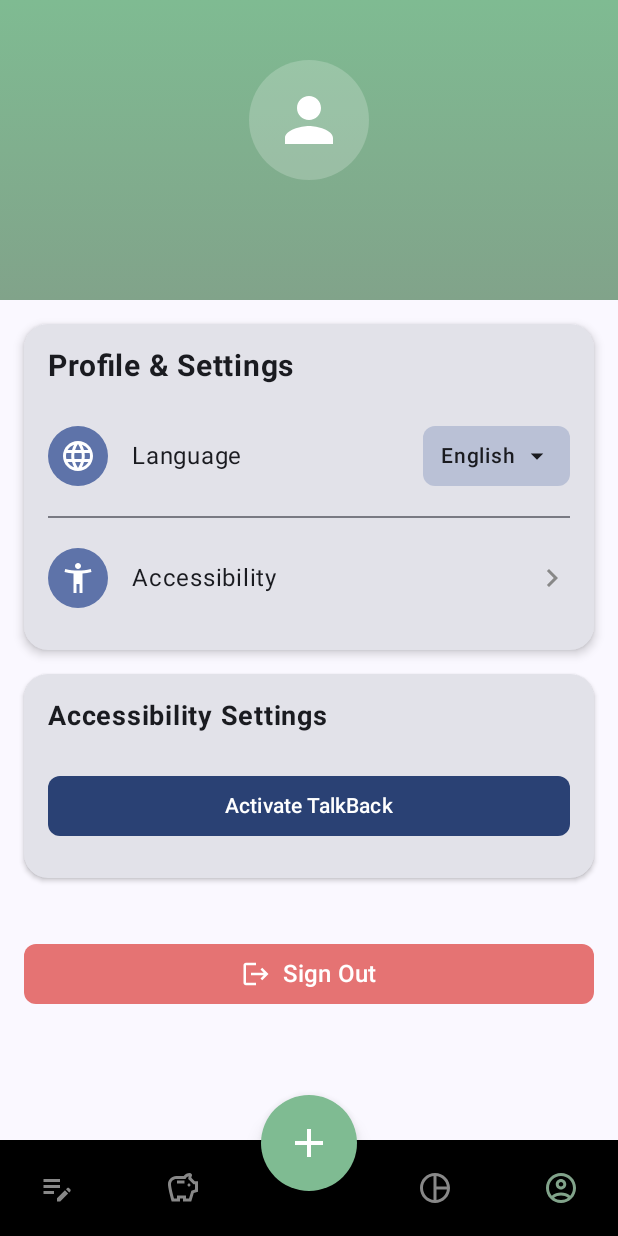
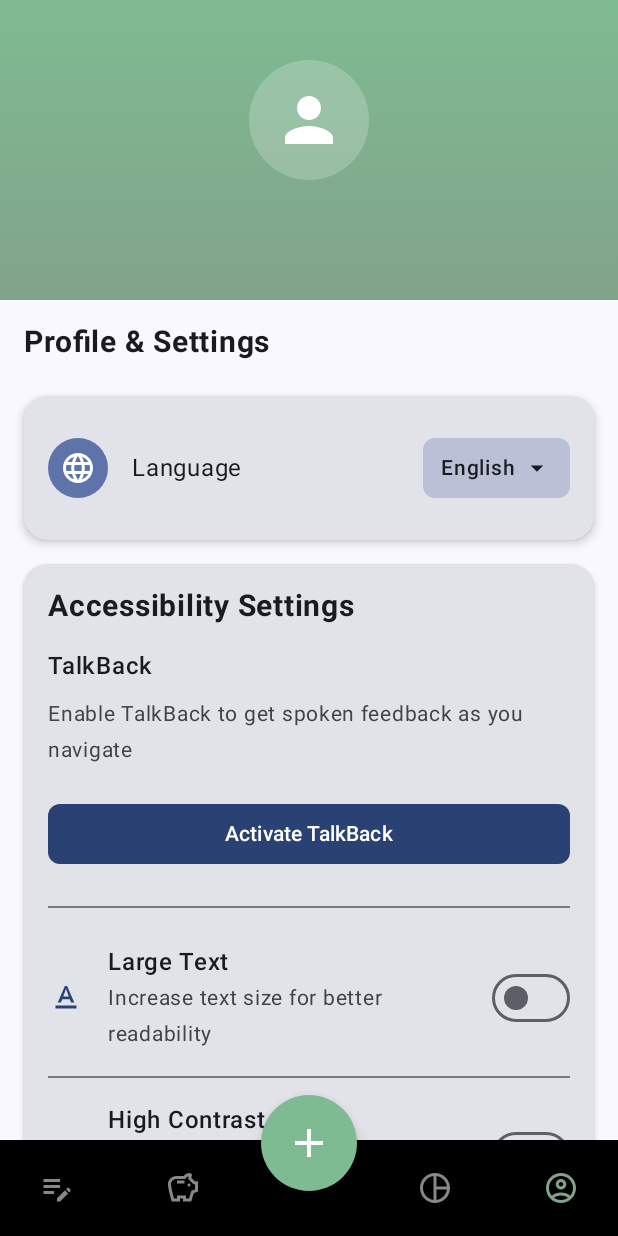
Before and after one commit to Aditya-Kumar-33/MoneyMind, an Android app built with Jetpack Compose: the ProfilePage screen opened through its navigation route, on a phone screen of 412 x 824 dp. Run offline under Robolectric (Android 15) with nearby library versions, the phone set to English and light mode, and no system bars; our stand-ins replace Firebase (no records; nobody signed in at launch, a user with empty details on screens opened directly), Room's generated code, livedata-compose.

Commit message:
Move Profile & Settings heading outside of Language card to better represent hierarchical structure

```diff
--- a/app/src/main/java/com/example/moneymind/pages/ProfilePage.kt
+++ b/app/src/main/java/com/example/moneymind/pages/ProfilePage.kt
@@ -27,6 +27,8 @@ import androidx.compose.material.icons.filled.Edit
 import androidx.compose.material.icons.filled.Language
 import androidx.compose.material.icons.filled.Logout
 import androidx.compose.material.icons.filled.Person
+import androidx.compose.material.icons.filled.TextFormat
+import androidx.compose.material.icons.filled.Contrast
 import androidx.compose.material3.Button
 import androidx.compose.material3.ButtonDefaults
 import androidx.compose.material3.Card
@@ -41,6 +43,7 @@ import androidx.compose.material3.Icon
 import androidx.compose.material3.MaterialTheme
 import androidx.compose.material3.MenuDefaults
 import androidx.compose.material3.OutlinedButton
+import androidx.compose.material3.Switch
 import androidx.compose.material3.Text
 import androidx.compose.material3.TextField
 import androidx.compose.runtime.Composable
@@ -65,7 +68,6 @@ import androidx.compose.ui.unit.sp
 import androidx.navigation.NavController
 import com.example.moneymind.AuthViewModel
 import com.example.moneymind.R
-import com.example.moneymind.ACCESSIBILITY_SETTINGS_ROUTE
 import com.example.moneymind.accessibility.AccessibilityViewModel
 import com.example.moneymind.accessibility.TalkBackButton
 import com.example.moneymind.language.AppLanguage
@@ -139,50 +141,41 @@ fun ProfilePage(
                 }
             }
 
-            // Settings section
+            // Profile & Settings heading outside any card
+            Text(
+                text = stringResource(id = R.string.profile_title),
+                fontWeight = FontWeight.Bold,
+                fontSize = 20.sp,
+                modifier = Modifier
+                    .padding(horizontal = 16.dp, vertical = 16.dp)
+                    .accessibilityHeading()
+            )
+
+            // Language section
+            if (languageViewModel != null) {
                 Card(
                     modifier = Modifier
                         .fillMaxWidth()
-                    .padding(16.dp),
+                        .padding(horizontal = 16.dp, vertical = 8.dp),
                     elevation = CardDefaults.cardElevation(defaultElevation = 4.dp),
                     shape = RoundedCornerShape(16.dp)
                 ) {
                     Column(
                         modifier = Modifier.padding(16.dp)
                     ) {
-                    Text(
-                        text = stringResource(id = R.string.profile_title),
-                        fontWeight = FontWeight.Bold,
-                        fontSize = 20.sp,
-                        modifier = Modifier
-                            .padding(bottom = 16.dp)
-                            .accessibilityHeading()
-                    )
-
-                    // Language dropdown
-                    if (languageViewModel != null) {
                         LanguageSelector(languageViewModel = languageViewModel)
                     }
-
-                    Divider(modifier = Modifier.padding(vertical = 8.dp))
-
-                    // Accessibility settings
-                    SettingsItem(
-                        icon = Icons.Default.AccessibilityNew,
-                        title = stringResource(id = R.string.profile_accessibility),
-                        onClick = {
-                            navController.navigate(ACCESSIBILITY_SETTINGS_ROUTE)
-                        }
-                    )
                 }
             }
 
-            // TalkBack button (direct access)
+            // Accessibility Settings section
             if (accessibilityViewModel != null) {
+                val accessibilitySettings by accessibilityViewModel.settings.collectAsState()
+
                 Card(
                     modifier = Modifier
                         .fillMaxWidth()
-                        .padding(horizontal = 16.dp),
+                        .padding(horizontal = 16.dp, vertical = 8.dp),
                     elevation = CardDefaults.cardElevation(defaultElevation = 2.dp),
                     shape = RoundedCornerShape(16.dp)
                 ) {
@@ -192,16 +185,117 @@ fun ProfilePage(
                         Text(
                             text = stringResource(id = R.string.accessibility_title),
                             fontWeight = FontWeight.Bold,
-                            fontSize = 18.sp,
+                            fontSize = 20.sp,
                             modifier = Modifier
                                 .padding(bottom = 16.dp)
                                 .accessibilityHeading()
+                        )
+
+                        // TalkBack button
+                        Text(
+                            text = "TalkBack",
+                            fontWeight = FontWeight.Medium,
+                            fontSize = 16.sp,
+                            modifier = Modifier.padding(bottom = 8.dp)
+                        )
+
+                        Text(
+                            text = "Enable TalkBack to get spoken feedback as you navigate",
+                            fontSize = 14.sp,
+                            color = MaterialTheme.colorScheme.onSurfaceVariant,
+                            modifier = Modifier.padding(bottom = 12.dp)
                         )
 
                         TalkBackButton(
                             modifier = Modifier.fillMaxWidth(),
                             backgroundColor = MaterialTheme.colorScheme.primary
                         )
+
+                        Divider(modifier = Modifier.padding(vertical = 16.dp))
+
+                        // Large Text toggle
+                        Row(
+                            verticalAlignment = Alignment.CenterVertically,
+                            modifier = Modifier
+                                .fillMaxWidth()
+                                .padding(vertical = 8.dp)
+                                .semantics {
+                                    contentDescription = "Large text mode is ${if (accessibilitySettings.largeTextEnabled) "enabled" else "disabled"}"
+                                }
+                        ) {
+                            Icon(
+                                imageVector = Icons.Default.TextFormat,
+                                contentDescription = null,
+                                tint = MaterialTheme.colorScheme.primary,
+                                modifier = Modifier.size(24.dp)
+                            )
+
+                            Column(
+                                modifier = Modifier
+                                    .weight(1f)
+                                    .padding(horizontal = 16.dp)
+                            ) {
+                                Text(
+                                    text = stringResource(id = R.string.large_text),
+                                    fontWeight = FontWeight.Medium,
+                                    fontSize = 16.sp
+                                )
+
+                                Text(
+                                    text = "Increase text size for better readability",
+                                    fontSize = 14.sp,
+                                    color = MaterialTheme.colorScheme.onSurfaceVariant
+                                )
+                            }
+
+                            Switch(
+                                checked = accessibilitySettings.largeTextEnabled,
+                                onCheckedChange = { accessibilityViewModel.setLargeTextEnabled(it) }
+                            )
+                        }
+
+                        Divider(modifier = Modifier.padding(vertical = 8.dp))
+
+                        // High Contrast toggle
+                        Row(
+                            verticalAlignment = Alignment.CenterVertically,
+                            modifier = Modifier
+                                .fillMaxWidth()
+                                .padding(vertical = 8.dp)
+                                .semantics {
+                                    contentDescription = "High contrast mode is ${if (accessibilitySettings.highContrastEnabled) "enabled" else "disabled"}"
+                                }
+                        ) {
+                            Icon(
+                                imageVector = Icons.Default.Contrast,
+                                contentDescription = null,
+                                tint = MaterialTheme.colorScheme.primary,
+                                modifier = Modifier.size(24.dp)
+                            )
+
+                            Column(
+                                modifier = Modifier
+                                    .weight(1f)
+                                    .padding(horizontal = 16.dp)
+                            ) {
+                                Text(
+                                    text = stringResource(id = R.string.high_contrast),
+                                    fontWeight = FontWeight.Medium,
+                                    fontSize = 16.sp
+                                )
+
+                                Text(
+                                    text = "Increase contrast for better visibility",
+                                    fontSize = 14.sp,
+                                    color = MaterialTheme.colorScheme.onSurfaceVariant
+                                )
+                            }
+
+                            Switch(
+                                checked = accessibilitySettings.highContrastEnabled,
+                                onCheckedChange = { accessibilityViewModel.setHighContrastEnabled(it) }
+                            )
+                        }
                     }
                 }
             }
```
Lines whose indentation alone changed are shown as unchanged.
